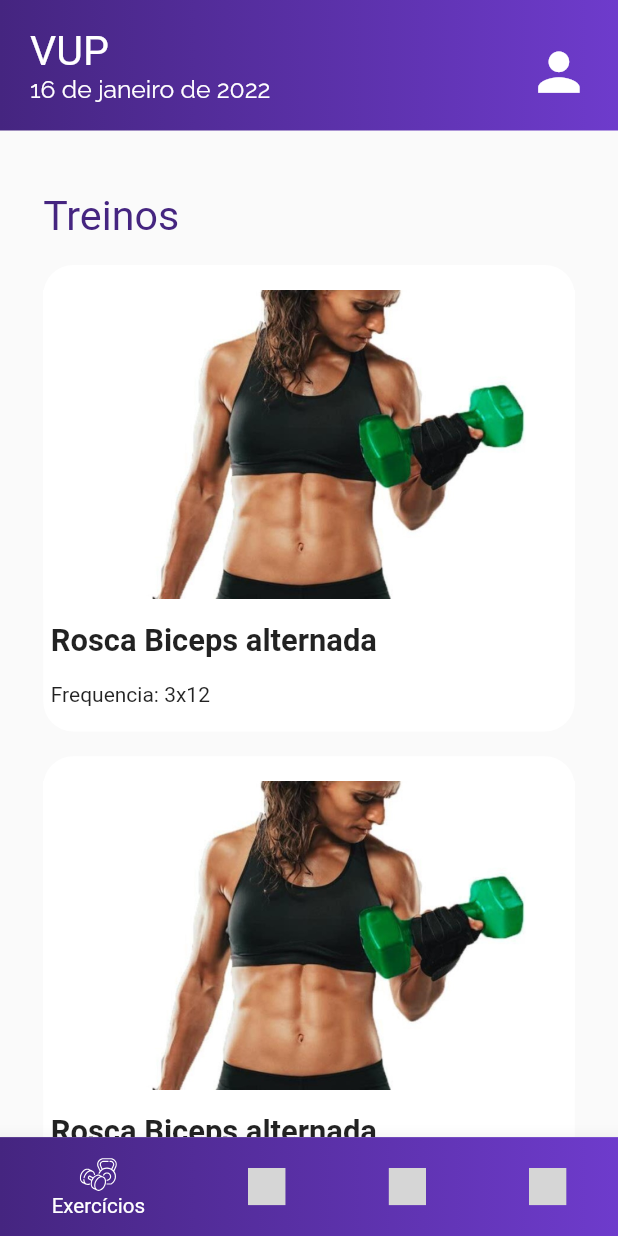
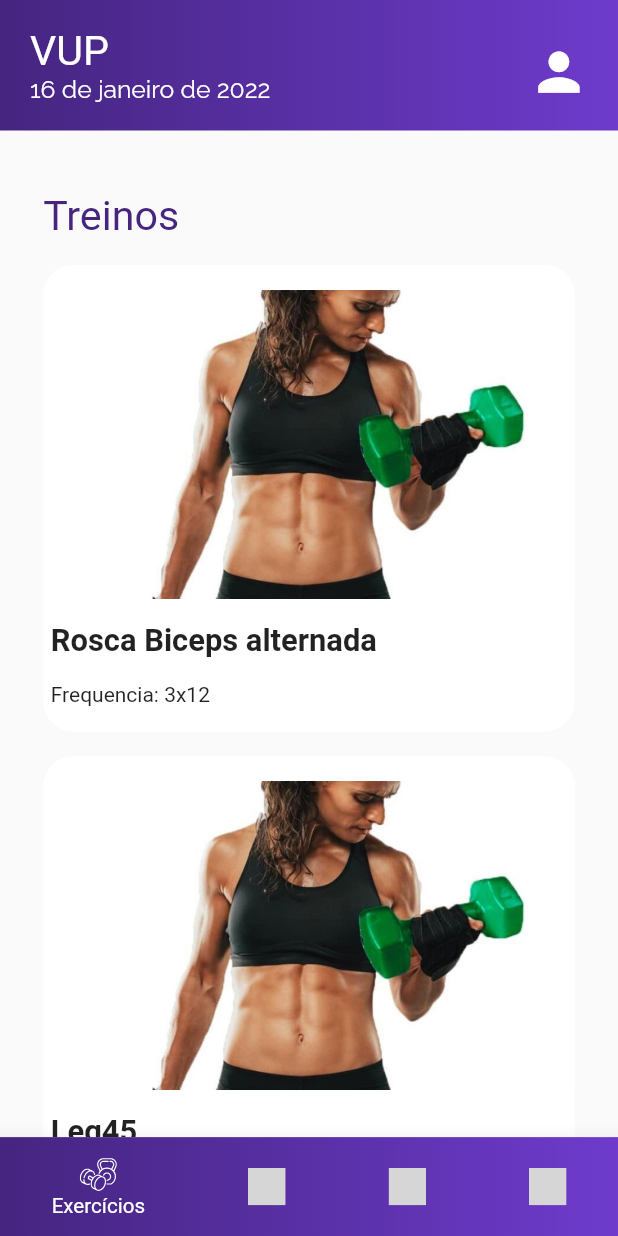
Before and after one commit to Leonardo1952/vup_client, a Flutter app: the MainPagesView screen opened directly, on a phone screen of 412 x 824 dp. Run offline on Flutter 3.47's test engine with Material 2 defaults, Android fonts, the phone set to English and light mode, and no system bars; our stand-ins replace device_preview, flutter_svg, google_fonts, sizer; grey boxes are pictures that could not be loaded.

Commit message:
local data base

```diff
--- /dev/null
+++ b/lib/presentation/local_database.dart
@@ -0,0 +1,31 @@
+import 'package:vup_client/presentation/views/home/models/simple_exercise_model.dart';
+
+class LocalDatabase {
+  static final List<SimpleExerciseModel> exercises = [
+    SimpleExerciseModel(
+      imageUrl: 'assets/images/jpg/halter.jpg',
+      name: 'Rosca Biceps alternada',
+      frequency: '3x12',
+    ),
+    SimpleExerciseModel(
+      imageUrl: 'assets/images/jpg/halter.jpg',
+      name: 'Leg45',
+      frequency: '3x12',
+    ),
+    SimpleExerciseModel(
+      imageUrl: 'assets/images/jpg/halter.jpg',
+      name: 'Esteira',
+      frequency: '10 min.',
+    ),
+    SimpleExerciseModel(
+      imageUrl: 'assets/images/jpg/halter.jpg',
+      name: 'Elevação frontal de ombros',
+      frequency: '3x12',
+    ),
+    SimpleExerciseModel(
+      imageUrl: 'assets/images/jpg/halter.jpg',
+      name: 'Supino inclinado',
+      frequency: '3x12',
+    ),
+  ];
+}
--- a/lib/presentation/views/home/home_view.dart
+++ b/lib/presentation/views/home/home_view.dart
@@ -2,6 +2,7 @@ import 'package:flutter/material.dart';
 import 'package:sizer/sizer.dart';
 import 'package:vup_client/presentation/core/app_colors.dart';
 import 'package:vup_client/presentation/core/app_text_styles.dart';
+import 'package:vup_client/presentation/local_database.dart';
 import 'package:vup_client/presentation/views/exercise/exercise_view.dart';
 import 'package:vup_client/presentation/views/home/widgets/exercise_card.dart';
 import 'package:vup_client/presentation/views/pay_debt/pay_debt_view.dart';
@@ -29,10 +30,14 @@ class HomeView extends StatelessWidget {
             SizedBox(
               height: 100.h,
               child: ListView.builder(
-                itemCount: 5,
+                itemCount: LocalDatabase.exercises.length,
                 itemBuilder: (BuildContext context, int index) {
                   return GestureDetector(
-                    child: const ExerciseCard(),
+                    child: ExerciseCard(
+                      imageUrl: LocalDatabase.exercises[index].imageUrl,
+                      name: LocalDatabase.exercises[index].name,
+                      frequency: LocalDatabase.exercises[index].frequency,
+                    ),
                     onTap: () {
                       Navigator.push(
                         context,
--- /dev/null
+++ b/lib/presentation/views/home/models/simple_exercise_model.dart
@@ -0,0 +1,64 @@
+import 'dart:convert';
+
+class SimpleExerciseModel {
+  final String imageUrl;
+  final String name;
+  final String frequency;
+  SimpleExerciseModel({
+    required this.imageUrl,
+    required this.name,
+    required this.frequency,
+  });
+
+  SimpleExerciseModel copyWith({
+    String? imageUrl,
+    String? name,
+    String? frequency,
+  }) {
+    return SimpleExerciseModel(
+      imageUrl: imageUrl ?? this.imageUrl,
+      name: name ?? this.name,
+      frequency: frequency ?? this.frequency,
+    );
+  }
+
+  Map<String, dynamic> toMap() {
+    final result = <String, dynamic>{};
+
+    result.addAll({'imageUrl': imageUrl});
+    result.addAll({'name': name});
+    result.addAll({'frequency': frequency});
+
+    return result;
+  }
+
+  factory SimpleExerciseModel.fromMap(Map<String, dynamic> map) {
+    return SimpleExerciseModel(
+      imageUrl: map['imageUrl'] ?? '',
+      name: map['name'] ?? '',
+      frequency: map['frequency'] ?? '',
+    );
+  }
+
+  String toJson() => json.encode(toMap());
+
+  factory SimpleExerciseModel.fromJson(String source) =>
+      SimpleExerciseModel.fromMap(json.decode(source));
+
+  @override
+  String toString() =>
+      'SimpleExerciseModel(imageUrl: $imageUrl, name: $name, frequency: $frequency)';
+
+  @override
+  bool operator ==(Object other) {
+    if (identical(this, other)) return true;
+
+    return other is SimpleExerciseModel &&
+        other.imageUrl == imageUrl &&
+        other.name == name &&
+        other.frequency == frequency;
+  }
+
+  @override
+  int get hashCode => imageUrl.hashCode ^ name.hashCode ^ frequency.hashCode;
+}
--- a/lib/presentation/views/home/widgets/exercise_card.dart
+++ b/lib/presentation/views/home/widgets/exercise_card.dart
@@ -3,8 +3,14 @@ import 'package:sizer/sizer.dart';
 import 'package:vup_client/presentation/views/exercise/exercise_view.dart';
 
 class ExerciseCard extends StatelessWidget {
+  final String imageUrl;
+  final String name;
+  final String frequency;
   const ExerciseCard({
     Key? key,
+    required this.imageUrl,
+    required this.name,
+    required this.frequency,
   }) : super(key: key);
 
   @override
@@ -19,7 +25,7 @@ class ExerciseCard extends StatelessWidget {
           child: Column(
             children: [
               Image.asset(
-                'assets/images/jpg/halter.jpg',
+                imageUrl,
                 height: 25.h,
                 width: 100.w,
                 fit: BoxFit.cover,
@@ -31,7 +37,7 @@ class ExerciseCard extends StatelessWidget {
                   crossAxisAlignment: CrossAxisAlignment.start,
                   children: [
                     Text(
-                      'Rosca Biceps alternada',
+                      name,
                       style: TextStyle(
                           fontSize: 15.sp, fontWeight: FontWeight.bold),
                     ),
@@ -39,7 +45,7 @@ class ExerciseCard extends StatelessWidget {
                     Padding(
                       padding: EdgeInsets.only(bottom: 2.h),
                       child: Row(
-                        children: const [Text('Frequencia: '), Text('3x12')],
+                        children: [const Text('Frequencia: '), Text(frequency)],
                       ),
                     ),
                   ],
```
